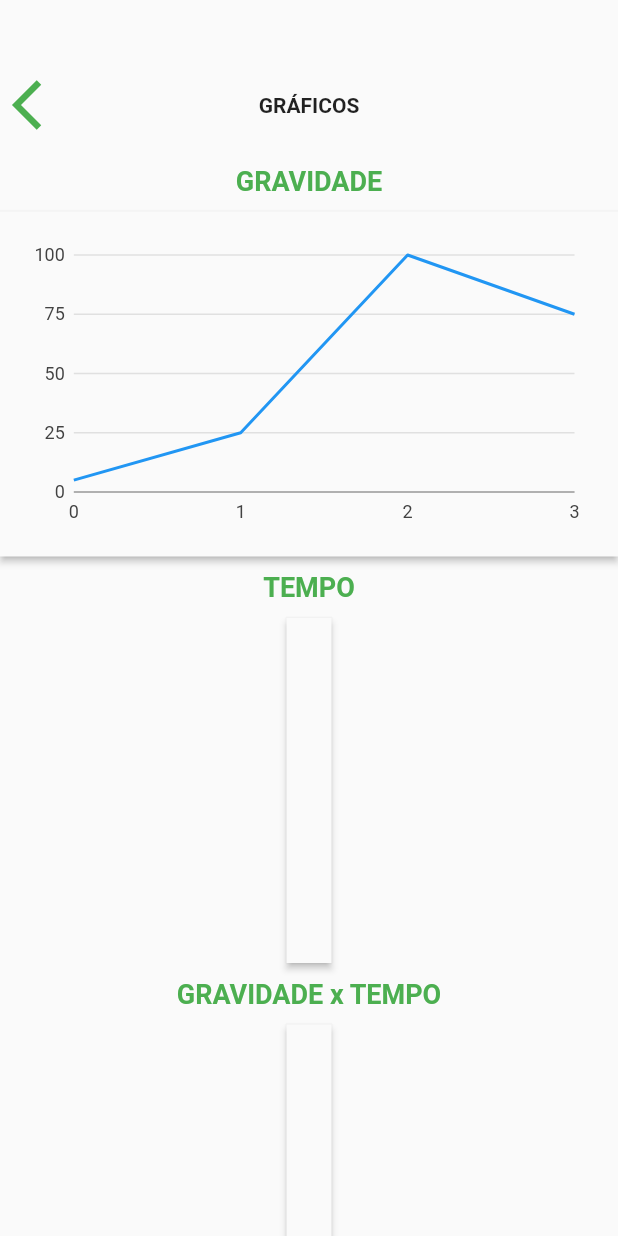
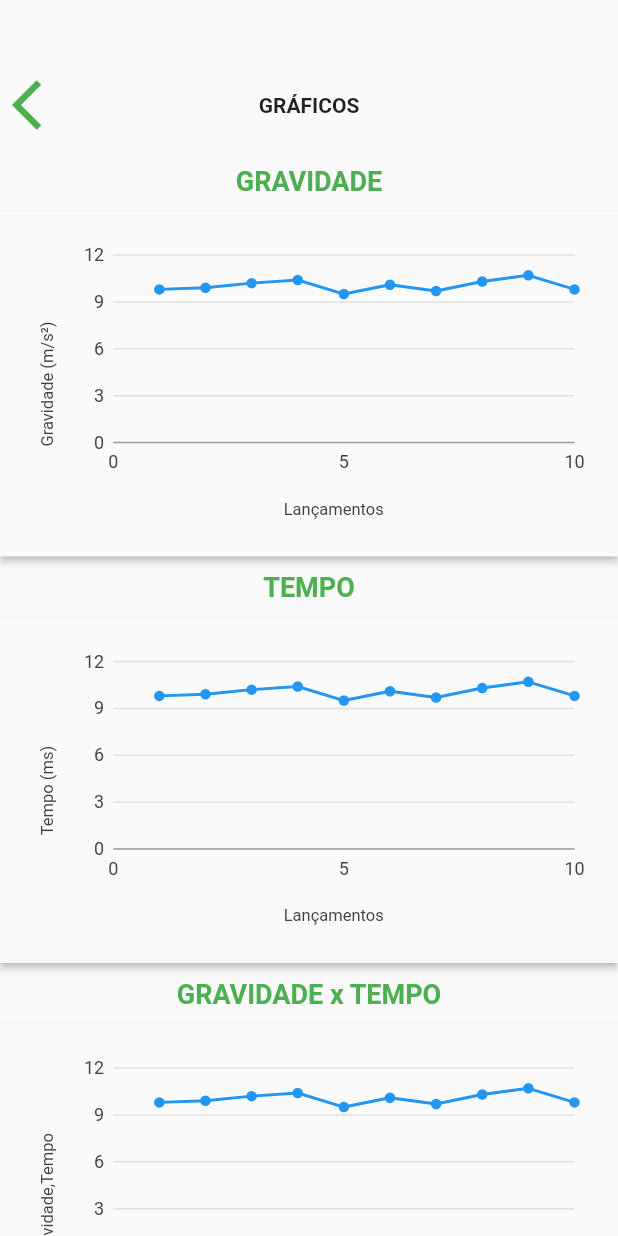
Before and after one commit to FonteneleLucas/experiment-gravitational-acceleration, a Flutter app: the ShowChart screen opened by its route, on a phone screen of 412 x 824 dp. Run offline on Flutter 3.47's test engine with Material 2 defaults, Android fonts, the phone set to English and light mode, and no system bars; our stand-ins replace charts_flutter, flutter_bluetooth_serial, page_indicator; Roboto replaces fonts that are missing (Montserrat); statements that could not run were skipped.

Commit message:
adicionando layout dos graficos

```diff
--- a/lib/showChart.dart
+++ b/lib/showChart.dart
@@ -10,9 +10,12 @@ class ShowChart extends StatefulWidget {
   _ShowChartState createState() => new _ShowChartState();
 }
 
+String selectedTooltip;
+
 class LinearSales {
   final double year;
   final double sales;
+
 
   LinearSales(this.year, this.sales);
 }
@@ -20,23 +23,24 @@ class LinearSales {
 
 class _ShowChartState extends State<ShowChart> {
 
+
   @override
   Widget build(BuildContext context) {
     var data = [
-      new LinearSales(0, 5),
-      new LinearSales(1, 25),
-      new LinearSales(2, 100),
-      new LinearSales(3, 75),
-//      new LinearSales(1, 9.8),
-//      new LinearSales(2, 9.9),
-//      new LinearSales(3, 10.2),
-//      new LinearSales(4, 10.4),
-//      new LinearSales(5, 9.5),
-//      new LinearSales(6, 10.1),
-//      new LinearSales(7, 9.7),
-//      new LinearSales(8, 10.3),
-//      new LinearSales(9, 10.7),
-//      new LinearSales(10, 9.8),
+//      new LinearSales(0, 5),
+//      new LinearSales(1, 25),
+//      new LinearSales(2, 100),
+//      new LinearSales(3, 75),
+      new LinearSales(1, 9.8),
+      new LinearSales(2, 9.9),
+      new LinearSales(3, 10.2),
+      new LinearSales(4, 10.4),
+      new LinearSales(5, 9.5),
+      new LinearSales(6, 10.1),
+      new LinearSales(7, 9.7),
+      new LinearSales(8, 10.3),
+      new LinearSales(9, 10.7),
+      new LinearSales(10, 9.8),
     ];
 
     var series = [
@@ -110,18 +114,30 @@ class _ShowChartState extends State<ShowChart> {
                         height: 200.0,
                         child: LineChart(series,
                           behaviors: [
+                            new ChartTitle('Lançamentos',
+                                behaviorPosition: BehaviorPosition.bottom,
+                                titleStyleSpec: TextStyleSpec(fontSize: 11),
+                                titleOutsideJustification:
+                                OutsideJustification.middleDrawArea),
+                            new ChartTitle('Gravidade (m/s²)',
+                                behaviorPosition: BehaviorPosition.start,
+                                titleStyleSpec: TextStyleSpec(fontSize: 11),
+                                titleOutsideJustification:
+                                OutsideJustification.middleDrawArea),
                             LinePointHighlighter(
                                 symbolRenderer: CustomCircleSymbolRenderer()
                             )
+
                           ],
                           selectionModels: [
                             SelectionModelConfig(
                                 changedListener: (SelectionModel model) {
                                   if(model.hasDatumSelection)
-                                    print(model.selectedSeries[0].measureFn(model.selectedDatum[0].index));
+                                    selectedTooltip = model.selectedSeries[0].measureFn(model.selectedDatum[0].index).toString();
                                 }
                             )
                           ],
+                          defaultRenderer: LineRendererConfig(includePoints: true),
                         )
                       ),
                     ),
@@ -138,8 +154,34 @@ class _ShowChartState extends State<ShowChart> {
                       child: Padding(
                         padding: new EdgeInsets.all(15),
                         child: new SizedBox(
-                          height: 200.0,
-//                          child: charts.LineChart(series, animate: true),
+                            height: 200.0,
+                            child: LineChart(series,
+                              behaviors: [
+                                new ChartTitle('Lançamentos',
+                                    behaviorPosition: BehaviorPosition.bottom,
+                                    titleStyleSpec: TextStyleSpec(fontSize: 11),
+                                    titleOutsideJustification:
+                                    OutsideJustification.middleDrawArea),
+                                new ChartTitle('Tempo (ms)',
+                                    behaviorPosition: BehaviorPosition.start,
+                                    titleStyleSpec: TextStyleSpec(fontSize: 11),
+                                    titleOutsideJustification:
+                                    OutsideJustification.middleDrawArea),
+                                LinePointHighlighter(
+                                    symbolRenderer: CustomCircleSymbolRenderer()
+                                )
+
+                              ],
+                              selectionModels: [
+                                SelectionModelConfig(
+                                    changedListener: (SelectionModel model) {
+                                      if(model.hasDatumSelection)
+                                        selectedTooltip = model.selectedSeries[0].measureFn(model.selectedDatum[0].index).toString();
+                                    }
+                                )
+                              ],
+                              defaultRenderer: LineRendererConfig(includePoints: true),
+                            )
                         ),
                       ),
                     )
@@ -155,16 +197,40 @@ class _ShowChartState extends State<ShowChart> {
                       child: Padding(
                         padding: new EdgeInsets.all(15),
                         child: new SizedBox(
-                          height: 200.0,
-//                          child: charts.LineChart(series, animate: true),
+                            height: 200.0,
+                            child: LineChart(series,
+                              behaviors: [
+                                new ChartTitle('Lançamentos',
+                                    behaviorPosition: BehaviorPosition.bottom,
+                                    titleStyleSpec: TextStyleSpec(fontSize: 11),
+                                    titleOutsideJustification:
+                                    OutsideJustification.middleDrawArea),
+                                new ChartTitle('Gravidade,Tempo',
+                                    behaviorPosition: BehaviorPosition.start,
+                                    titleStyleSpec: TextStyleSpec(fontSize: 11),
+                                    titleOutsideJustification:
+                                    OutsideJustification.middleDrawArea),
+                                LinePointHighlighter(
+                                    symbolRenderer: CustomCircleSymbolRenderer()
+                                )
+
+                              ],
+                              selectionModels: [
+                                SelectionModelConfig(
+                                    changedListener: (SelectionModel model) {
+                                      if(model.hasDatumSelection)
+                                        selectedTooltip = model.selectedSeries[0].measureFn(model.selectedDatum[0].index).toString();
+                                    }
+                                )
+                              ],
+                              defaultRenderer: LineRendererConfig(includePoints: true),
+                            )
                         ),
                       ),
                     )
                 ),
               ],
             )
-
-
         )
     );
   }
@@ -174,15 +240,13 @@ class CustomCircleSymbolRenderer extends CircleSymbolRenderer {
   @override
   void paint(ChartCanvas canvas, Rectangle<num> bounds, {List<int> dashPattern, Color fillColor, Color strokeColor, double strokeWidthPx}) {
     super.paint(canvas, bounds, dashPattern: dashPattern, fillColor: fillColor, strokeColor: strokeColor, strokeWidthPx: strokeWidthPx);
-    canvas.drawRect(
-        Rectangle(bounds.left - 5, bounds.top - 30, bounds.width + 10, bounds.height + 10),
-        fill: Color.white
-    );
+
     var textStyle = style.TextStyle();
+    textStyle.fontFamily = 'Montserrat';
     textStyle.color = Color.black;
-    textStyle.fontSize = 15;
+    textStyle.fontSize = 10;
     canvas.drawText(
-        TextElement("1", style: textStyle),
+        TextElement(selectedTooltip, style: textStyle),
         (bounds.left).round(),
         (bounds.top - 28).round()
     );
```
